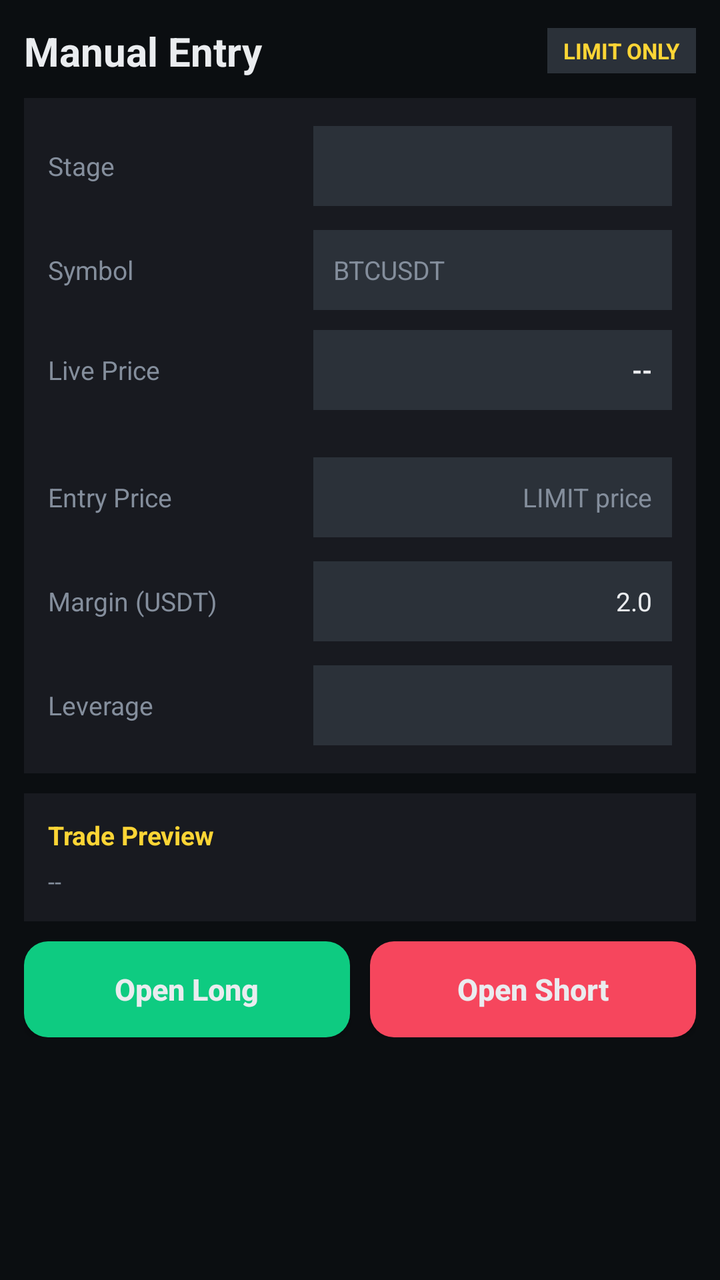
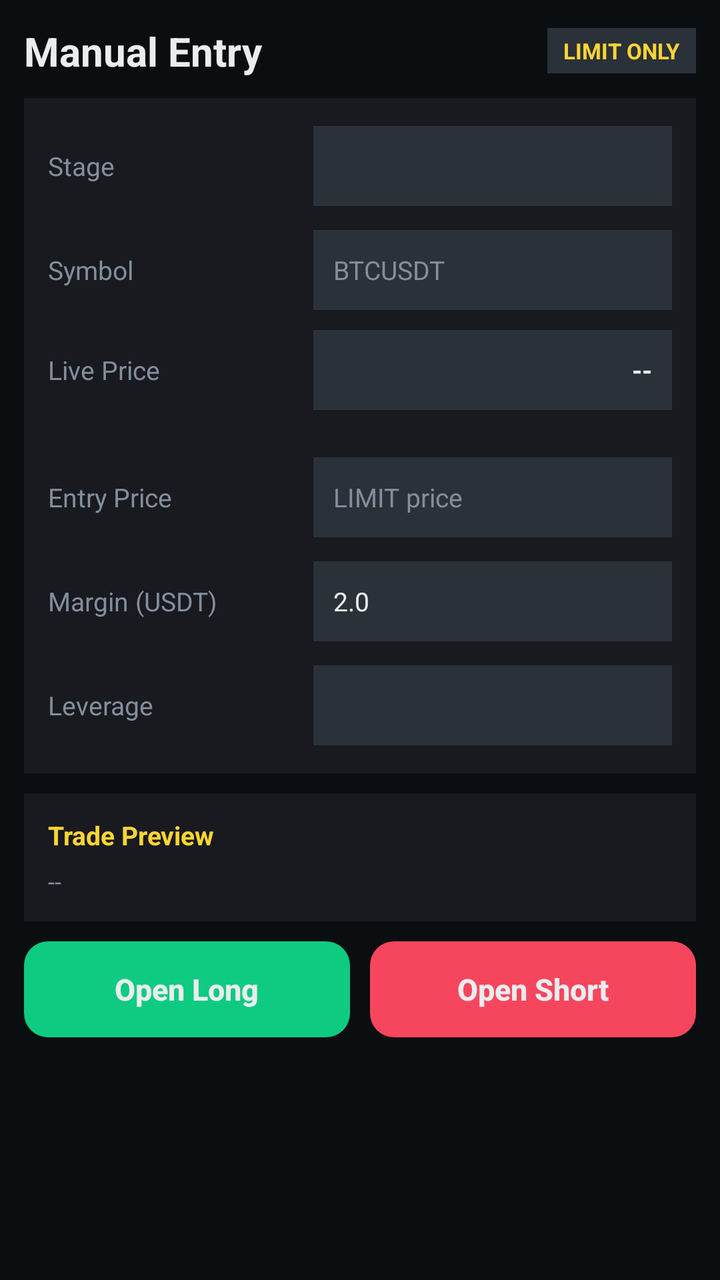

Two renders of the same Android screen: before a commit and after it. Below are the layout's source before the change and the commit's diff.
<!-- AndroidManifest.xml: application theme Theme.BinanceBot.Dark -->
<!-- res/layout/activity_manual_entry.xml -->
<?xml version="1.0" encoding="utf-8"?>
<ScrollView xmlns:android="http://schemas.android.com/apk/res/android"
    xmlns:app="http://schemas.android.com/apk/res-auto"
    android:layout_width="match_parent"
    android:layout_height="match_parent"
    android:background="@color/bg_primary"
    android:fillViewport="true">

    <LinearLayout
        android:layout_width="match_parent"
        android:layout_height="wrap_content"
        android:orientation="vertical"
        android:padding="12dp">

        <LinearLayout
            android:layout_width="match_parent"
            android:layout_height="wrap_content"
            android:gravity="center_vertical"
            android:orientation="horizontal">

            <TextView
                android:id="@+id/txtManualTitle"
                android:layout_width="0dp"
                android:layout_height="wrap_content"
                android:layout_weight="1"
                android:text="Manual Entry"
                android:textColor="@color/text_primary"
                android:textSize="20sp"
                android:textStyle="bold" />

            <TextView
                android:id="@+id/txtManualModeBadge"
                android:layout_width="wrap_content"
                android:layout_height="wrap_content"
                android:background="@color/bg_input"
                android:paddingStart="8dp"
                android:paddingEnd="8dp"
                android:paddingTop="4dp"
                android:paddingBottom="4dp"
                android:text="LIMIT ONLY"
                android:textColor="@color/accent_yellow"
                android:textSize="11sp"
                android:textStyle="bold" />
        </LinearLayout>

        <LinearLayout
            android:id="@+id/boxEntryForm"
            android:layout_width="match_parent"
            android:layout_height="wrap_content"
            android:layout_marginTop="10dp"
            android:background="@color/bg_card"
            android:orientation="vertical"
            android:padding="12dp">

            
            <LinearLayout
                android:layout_width="match_parent"
                android:layout_height="wrap_content"
                android:gravity="center_vertical"
                android:minHeight="44dp"
                android:orientation="horizontal">

                <TextView
                    android:layout_width="0dp"
                    android:layout_height="wrap_content"
                    android:layout_weight="1"
                    android:text="Stage"
                    android:textColor="@color/text_muted"
                    android:textSize="13sp" />

                <Spinner
                    android:id="@+id/spStageSelect"
                    android:layout_width="0dp"
                    android:layout_height="40dp"
                    android:layout_weight="1.35"
                    android:background="@color/bg_input"
                    android:paddingStart="8dp"
                    android:paddingEnd="4dp" />
            </LinearLayout>

            
            <LinearLayout
                android:layout_width="match_parent"
                android:layout_height="wrap_content"
                android:layout_marginTop="8dp"
                android:gravity="center_vertical"
                android:minHeight="44dp"
                android:orientation="horizontal">

                <TextView
                    android:layout_width="0dp"
                    android:layout_height="wrap_content"
                    android:layout_weight="1"
                    android:text="Symbol"
                    android:textColor="@color/text_muted"
                    android:textSize="13sp" />

                <AutoCompleteTextView
                    android:id="@+id/actvSymbol"
                    android:layout_width="0dp"
                    android:layout_height="40dp"
                    android:layout_weight="1.35"
                    android:background="@color/bg_input"
                    android:completionThreshold="1"
                    android:hint="BTCUSDT"
                    android:inputType="textCapCharacters"
                    android:paddingStart="10dp"
                    android:paddingEnd="10dp"
                    android:singleLine="true"
                    android:textColor="@color/text_primary"
                    android:textColorHint="@color/text_muted"
                    android:textSize="13sp" />
            </LinearLayout>

            
            <LinearLayout
                android:layout_width="match_parent"
                android:layout_height="wrap_content"
                android:layout_marginTop="8dp"
                android:gravity="center_vertical"
                android:minHeight="40dp"
                android:orientation="horizontal">

                <TextView
                    android:layout_width="0dp"
                    android:layout_height="wrap_content"
                    android:layout_weight="1"
                    android:text="Live Price"
                    android:textColor="@color/text_muted"
                    android:textSize="13sp" />

                <TextView
                    android:id="@+id/txtLivePrice"
                    android:layout_width="0dp"
                    android:layout_height="40dp"
                    android:layout_weight="1.35"
                    android:background="@color/bg_input"
                    android:ellipsize="end"
                    android:gravity="center_vertical|end"
                    android:paddingStart="10dp"
                    android:paddingEnd="10dp"
                    android:singleLine="true"
                    android:text="--"
                    android:textColor="@color/text_primary"
                    android:textSize="13sp"
                    android:textStyle="bold" />
            </LinearLayout>

            <TextView
                android:id="@+id/txtLivePriceStatus"
                android:layout_width="match_parent"
                android:layout_height="wrap_content"
                android:layout_marginTop="2dp"
                android:gravity="end"
                android:text=""
                android:textColor="@color/text_muted"
                android:textSize="10sp" />

            
            <LinearLayout
                android:layout_width="match_parent"
                android:layout_height="wrap_content"
                android:layout_marginTop="6dp"
                android:gravity="center_vertical"
                android:minHeight="44dp"
                android:orientation="horizontal">

                <TextView
                    android:layout_width="0dp"
                    android:layout_height="wrap_content"
                    android:layout_weight="1"
                    android:text="Entry Price"
                    android:textColor="@color/text_muted"
                    android:textSize="13sp" />

                <EditText
                    android:id="@+id/etEntryPrice"
                    android:layout_width="0dp"
                    android:layout_height="40dp"
                    android:layout_weight="1.35"
                    android:background="@color/bg_input"
                    android:gravity="center_vertical|end"
                    android:hint="LIMIT price"
                    android:inputType="numberDecimal"
                    android:paddingStart="10dp"
                    android:paddingEnd="10dp"
                    android:singleLine="true"
                    android:textColor="@color/text_primary"
                    android:textColorHint="@color/text_muted"
                    android:textSize="13sp" />
            </LinearLayout>

            
            <LinearLayout
                android:layout_width="match_parent"
                android:layout_height="wrap_content"
                android:layout_marginTop="8dp"
                android:gravity="center_vertical"
                android:minHeight="44dp"
                android:orientation="horizontal">

                <TextView
                    android:layout_width="0dp"
                    android:layout_height="wrap_content"
                    android:layout_weight="1"
                    android:text="Margin (USDT)"
                    android:textColor="@color/text_muted"
                    android:textSize="13sp" />

                <EditText
                    android:id="@+id/etEntryMargin"
                    android:layout_width="0dp"
                    android:layout_height="40dp"
                    android:layout_weight="1.35"
                    android:background="@color/bg_input"
                    android:gravity="center_vertical|end"
                    android:hint="0.00"
                    android:inputType="numberDecimal"
                    android:paddingStart="10dp"
                    android:paddingEnd="10dp"
                    android:singleLine="true"
                    android:text="2.0"
                    android:textColor="@color/text_primary"
                    android:textColorHint="@color/text_muted"
                    android:textSize="13sp" />
            </LinearLayout>

            
            <LinearLayout
                android:layout_width="match_parent"
                android:layout_height="wrap_content"
                android:layout_marginTop="8dp"
                android:gravity="center_vertical"
                android:minHeight="44dp"
                android:orientation="horizontal">

                <TextView
                    android:layout_width="0dp"
                    android:layout_height="wrap_content"
                    android:layout_weight="1"
                    android:text="Leverage"
                    android:textColor="@color/text_muted"
                    android:textSize="13sp" />

                <Spinner
                    android:id="@+id/spEntryLeverage"
                    android:layout_width="0dp"
                    android:layout_height="40dp"
                    android:layout_weight="1.35"
                    android:background="@color/bg_input"
                    android:paddingStart="8dp"
                    android:paddingEnd="4dp" />
            </LinearLayout>
        </LinearLayout>

        
        <LinearLayout
            android:id="@+id/boxEntrySummary"
            android:layout_width="match_parent"
            android:layout_height="wrap_content"
            android:layout_marginTop="10dp"
            android:background="@color/bg_card"
            android:orientation="vertical"
            android:padding="12dp">

            <TextView
                android:layout_width="wrap_content"
                android:layout_height="wrap_content"
                android:text="Trade Preview"
                android:textColor="@color/accent_yellow"
                android:textSize="13sp"
                android:textStyle="bold" />

            <TextView
                android:id="@+id/txtPreviewContent"
                android:layout_width="match_parent"
                android:layout_height="wrap_content"
                android:layout_marginTop="6dp"
                android:text="--"
                android:textColor="@color/text_muted"
                android:textSize="12sp" />
        </LinearLayout>

        
        <LinearLayout
            android:layout_width="match_parent"
            android:layout_height="wrap_content"
            android:layout_marginTop="10dp"
            android:orientation="horizontal">

            <androidx.appcompat.widget.AppCompatButton
                android:id="@+id/btnOpenLong"
                android:layout_width="0dp"
                android:layout_height="48dp"
                android:layout_weight="1"
                android:background="@drawable/bg_btn_long_rounded"
                android:backgroundTint="@null"
                android:text="Open Long"
                android:textAllCaps="false"
                android:textColor="@color/text_primary"
                android:textSize="15sp"
                android:textStyle="bold"
                app:backgroundTint="@null" />

            <Space
                android:layout_width="10dp"
                android:layout_height="1dp" />

            <androidx.appcompat.widget.AppCompatButton
                android:id="@+id/btnOpenShort"
                android:layout_width="0dp"
                android:layout_height="48dp"
                android:layout_weight="1"
                android:background="@drawable/bg_btn_short_rounded"
                android:backgroundTint="@null"
                android:text="Open Short"
                android:textAllCaps="false"
                android:textColor="@color/text_primary"
                android:textSize="15sp"
                android:textStyle="bold"
                app:backgroundTint="@null" />
        </LinearLayout>

        <TextView
            android:id="@+id/txtManualResult"
            android:layout_width="match_parent"
            android:layout_height="wrap_content"
            android:layout_marginTop="8dp"
            android:textColor="@color/text_muted"
            android:textSize="12sp" />

        
        <LinearLayout
            android:id="@+id/boxStats"
            android:layout_width="match_parent"
            android:layout_height="wrap_content"
            android:orientation="vertical"
            android:visibility="gone">
            <TextView android:id="@+id/txtStatsStatus" android:layout_width="match_parent" android:layout_height="wrap_content" />
            <TextView android:id="@+id/txtStats24h" android:layout_width="match_parent" android:layout_height="wrap_content" />
            <TextView android:id="@+id/txtStats7d" android:layout_width="match_parent" android:layout_height="wrap_content" />
            <TextView android:id="@+id/txtStatsRsi" android:layout_width="match_parent" android:layout_height="wrap_content" />
            <TextView android:id="@+id/txtStatsDist" android:layout_width="match_parent" android:layout_height="wrap_content" />
        </LinearLayout>
        <TextView android:id="@+id/txtPriceNote" android:layout_width="0dp" android:layout_height="0dp" android:visibility="gone" />
        <Spinner android:id="@+id/spEntrySymbol" android:layout_width="0dp" android:layout_height="0dp" android:visibility="gone" />
    </LinearLayout>
</ScrollView>
<!-- resources referenced by this layout -->
<resources>
  <color name="accent_yellow">#FCD535</color>
  <color name="bg_card">#181A20</color>
  <color name="bg_input">#2B3139</color>
  <color name="bg_primary">#0B0E11</color>
  <color name="text_muted">#848E9C</color>
  <color name="text_primary">#EAECEF</color>
  <!-- drawable bg_btn_long_rounded (drawable) -->
  <shape xmlns:android="http://schemas.android.com/apk/res/android" android:shape="rectangle">
      <solid android:color="@color/green"/>
      <corners android:radius="12dp"/>
  </shape>
  <!-- drawable bg_btn_short_rounded (drawable) -->
  <shape xmlns:android="http://schemas.android.com/apk/res/android" android:shape="rectangle">
      <solid android:color="@color/red"/>
      <corners android:radius="12dp"/>
  </shape>
  <style name="Theme.BinanceBot.Dark" parent="Theme.MaterialComponents.DayNight.NoActionBar">
          <item name="colorPrimary">@color/accent_yellow</item>
          <item name="colorPrimaryVariant">@color/accent_yellow</item>
          <item name="colorOnPrimary">#000000</item>
          <item name="android:windowBackground">@color/bg_primary</item>
          <item name="android:statusBarColor">@color/bg_surface</item>
          <item name="android:navigationBarColor">@color/bg_surface</item>
          <item name="android:textColor">@color/text_primary</item>
      </style>
  <color name="green">#0ECB81</color>
  <color name="red">#F6465D</color>
  <color name="bg_surface">#1E2329</color>
</resources>

<!-- the commit's change to res/layout/activity_manual_entry.xml (unified diff, before → after) -->
@@ -179,12 +179,13 @@
                     android:layout_height="40dp"
                     android:layout_weight="1.35"
                     android:background="@color/bg_input"
-                    android:gravity="center_vertical|end"
+                    android:gravity="start|center_vertical"
                     android:hint="LIMIT price"
                     android:inputType="numberDecimal"
                     android:paddingStart="10dp"
                     android:paddingEnd="10dp"
                     android:singleLine="true"
+                    android:textAlignment="viewStart"
                     android:textColor="@color/text_primary"
                     android:textColorHint="@color/text_muted"
                     android:textSize="13sp" />
@@ -213,13 +214,14 @@
                     android:layout_height="40dp"
                     android:layout_weight="1.35"
                     android:background="@color/bg_input"
-                    android:gravity="center_vertical|end"
+                    android:gravity="start|center_vertical"
                     android:hint="0.00"
                     android:inputType="numberDecimal"
                     android:paddingStart="10dp"
                     android:paddingEnd="10dp"
                     android:singleLine="true"
                     android:text="2.0"
+                    android:textAlignment="viewStart"
                     android:textColor="@color/text_primary"
                     android:textColorHint="@color/text_muted"
                     android:textSize="13sp" />
